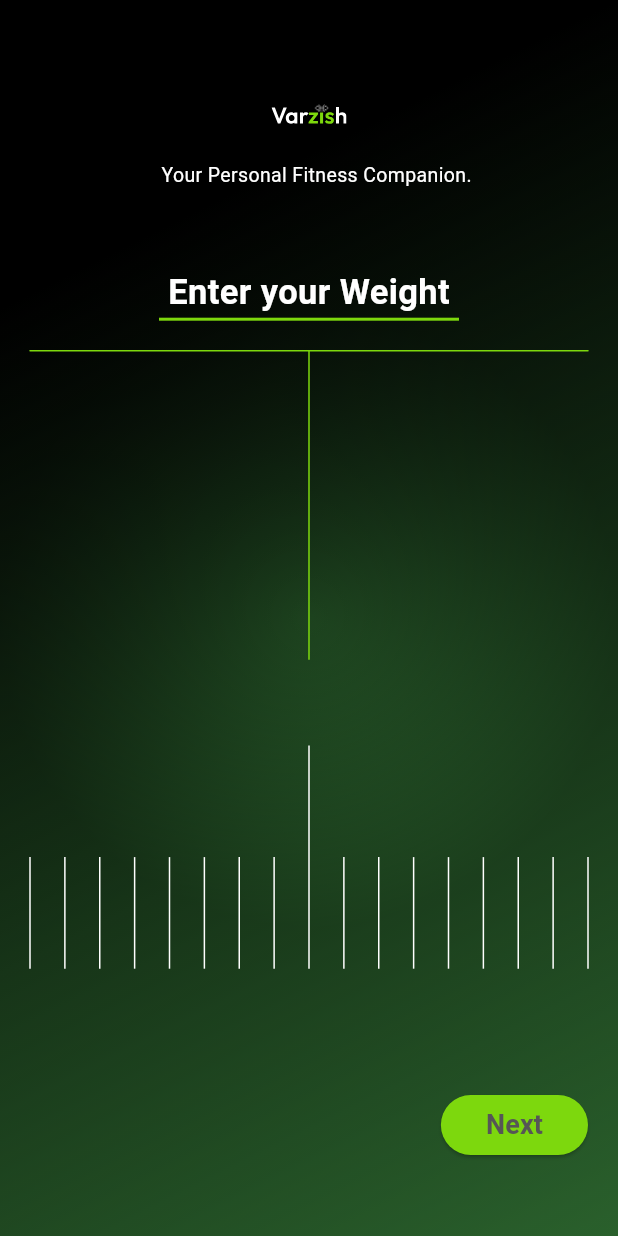
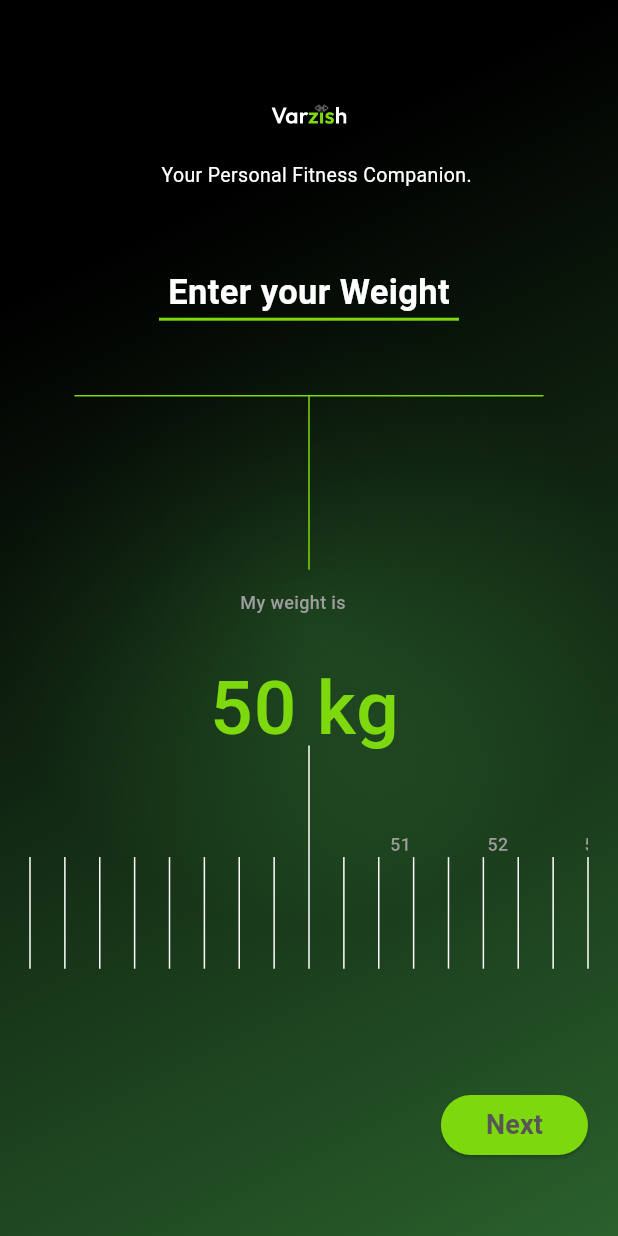
Before and after one commit to MuhammadKhizar89/Varzish-FitnessAPP, a Flutter app: the screen it shows after launch, on a phone screen of 412 x 824 dp. Run offline on Flutter 3.47's test engine with Material 3 defaults, Android fonts, the light colour scheme and no system bars; our stand-ins replace flutter_svg.

Commit message:
Wight Screen done

```diff
--- a/lib/main.dart
+++ b/lib/main.dart
@@ -1,6 +1,5 @@
 import 'package:flutter/material.dart';
 import 'package:varzish/screens/onboarding/onboarding.dart';
-import 'package:varzish/screens/onboarding/test_animation.dart';
 
 var kColorScheme =
     ColorScheme.fromSeed(seedColor: const Color.fromARGB(255, 0, 255, 13));
@@ -34,7 +33,6 @@ void main() {
               ),
             ),
             Onboarding(),
-            // TestAnimation(),
           ],
         ),
       ),
--- a/lib/screens/onboarding/weight_screen.dart
+++ b/lib/screens/onboarding/weight_screen.dart
@@ -8,6 +8,9 @@ class WeightScreen extends StatefulWidget {
 }
 
 class _WeightScreenState extends State<WeightScreen> {
+  final List<int> weightList = List.generate(101, (index) => index + 50);
+
+  final FixedExtentScrollController _controller = FixedExtentScrollController();
   @override
   Widget build(BuildContext context) {
     return Column(
@@ -23,19 +26,109 @@ class _WeightScreenState extends State<WeightScreen> {
               Expanded(
                 flex: 1,
                 child: Container(
-                  // color: Colors.red,
+                  padding: EdgeInsets.all(30),
                   width: ScreenSize.width(context), // Explicitly set width here
                   child: CustomPaint(
                     painter: LinePainter(),
+                    child: Stack(
+                      children: [
+                        Positioned(
+                          bottom: 0,
+                          left: ScreenSize.width(context) * 0.34 - 30,
+                          // left: ScreenSize.height(context) * 0.40,
+                          child: const Text(
+                            "My weight is",
+                            style: TextStyle(
+                                color: Colors.grey,
+                                fontSize: 12,
+                                fontWeight: FontWeight.w500),
+                          ),
+                        )
+                      ],
+                    ),
                   ),
                 ),
               ),
               Expanded(
                 flex: 1,
                 child: Container(
-                  width: ScreenSize.width(context), // Explicitly set width here
-                  child: CustomPaint(
-                    painter: WeightPainter(),
+                  width: ScreenSize.width(context),
+                  child: Stack(
+                    children: [
+                      Positioned.fill(
+                        child: CustomPaint(
+                          painter: WeightPainter(),
+                        ),
+                      ),
+                      RotatedBox(
+                        quarterTurns: 3,
+                        child: ListWheelScrollView.useDelegate(
+                          itemExtent: 65,
+                          physics: const FixedExtentScrollPhysics(),
+                          diameterRatio: 100,
+                          controller: _controller,
+                          childDelegate: ListWheelChildBuilderDelegate(
+                            childCount: 100,
+                            builder: (context, index) {
+                              return AnimatedBuilder(
+                                animation: _controller,
+                                builder: (context, child) {
+                                  double selectedIndex =
+                                      _controller.selectedItem.toDouble();
+                                  double difference =
+                                      (selectedIndex - index).abs();
+                                  double offset =
+                                      (difference * 20).clamp(0.0, 20);
+                                  if (offset == 0) {
+                                    offset = -70;
+                                  }
+                                  return TweenAnimationBuilder<double>(
+                                    tween: Tween(begin: 0, end: offset),
+                                    duration: const Duration(milliseconds: 300),
+                                    curve: Curves.easeInOut,
+                                    builder: (context, value, child) {
+                                      double scale =
+                                          index == _controller.selectedItem
+                                              ? 2.5
+                                              : 0.8;
+                                      return Transform.translate(
+                                        offset: Offset(-value, 15),
+                                        child: Transform.scale(
+                                          scale: scale,
+                                          child: RotatedBox(
+                                            quarterTurns: 1,
+                                            child: Text(
+                                              index == _controller.selectedItem
+                                                  ? weightList[index]
+                                                          .toString() +
+                                                      " kg"
+                                                  : weightList[index]
+                                                      .toString(),
+                                              style: TextStyle(
+                                                color: index ==
+                                                        _controller.selectedItem
+                                                    ? Color.fromARGB(
+                                                        255, 125, 216, 13)
+                                                    : Colors.grey,
+                                                fontSize: index ==
+                                                        _controller.selectedItem
+                                                    ? 20
+                                                    : 15,
+                                                fontWeight: FontWeight.w500,
+                                              ),
+                                            ),
+                                          ),
+                                        ),
+                                      );
+                                    },
+                                  );
+                                },
+                              );
+                            },
+                          ),
+                        ),
+                      )
+                    ],
                   ),
                 ),
               ),
@@ -67,7 +160,7 @@ class LinePainter extends CustomPainter {
     );
     canvas.drawLine(
       Offset(size.width / 2, 0), // Starting point (x, y)
-      Offset(size.width / 2, size.height), // Ending point (x, y)
+      Offset(size.width / 2, size.height - 30), // Ending point (x, y)
       p,
     );
   }
```
Also changed, not shown: lib/screens/onboarding/test_animation.dart (deleted, +0 -94 lines).
